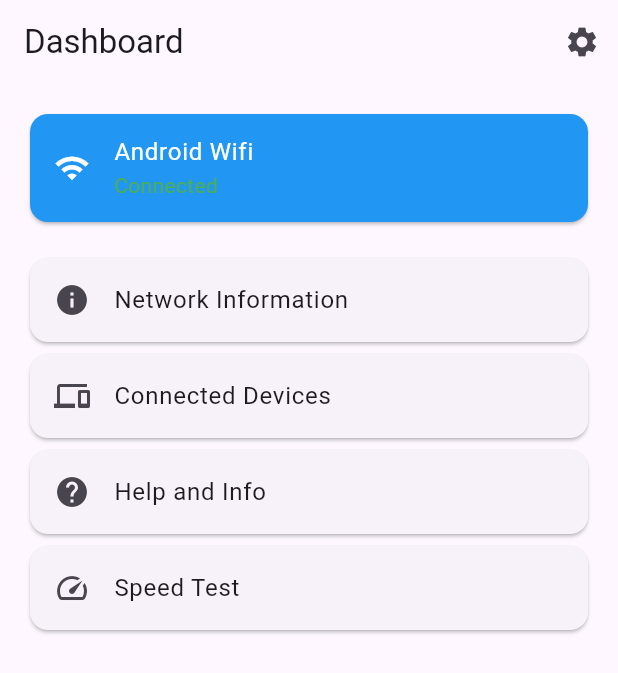
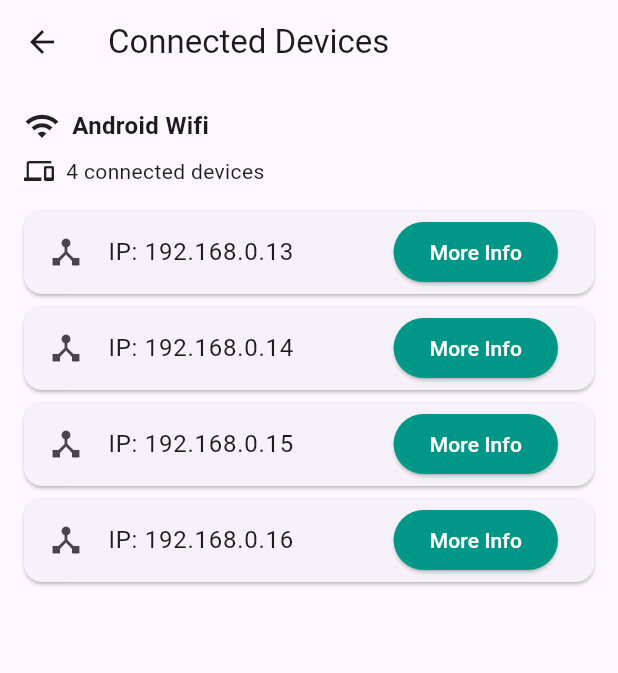
Before and after one commit to elij35/WiFiGuard, a Flutter app: the screen it shows after launch, after a tap on "Connected Devices", on a phone screen of 412 x 824 dp. Shown: the top 673 px of the screen. Run offline on Flutter 3.47's test engine with Material 3 defaults, Android fonts, the phone set to English and light mode, and no system bars.

Commit message:
Front end for connected devices screen done

```diff
--- a/wifiguard_flutter/lib/screens/connected_devices/connected_devices.dart
+++ b/wifiguard_flutter/lib/screens/connected_devices/connected_devices.dart
@@ -0,0 +1,87 @@
+import 'package:flutter/material.dart';
+
+class ConnectedDevicesScreen extends StatefulWidget {
+  const ConnectedDevicesScreen({super.key});
+
+  @override
+  ConnectedDevicesScreenState createState() => ConnectedDevicesScreenState();
+}
+
+class ConnectedDevicesScreenState extends State<ConnectedDevicesScreen> {
+  @override
+  Widget build(BuildContext context) {
+    // Front end hard coded IP Addresses to show how it will look once backend is created
+    final List<Map<String, String>> connectedDevices = [
+      {'ip': '192.168.0.13'},
+      {'ip': '192.168.0.14'},
+      {'ip': '192.168.0.15'},
+      {'ip': '192.168.0.16'},
+    ];
+
+    return Scaffold(
+      appBar: AppBar(
+        title: const Text('Connected Devices'),
+      ),
+      body: Padding(
+        padding: const EdgeInsets.all(16.0),
+        child: Column(
+          crossAxisAlignment: CrossAxisAlignment.start,
+          children: [
+            // Header information about the Wi-Fi the user is currently connected to
+            Row(
+              children: const [
+                Icon(Icons.wifi, size: 24),
+                SizedBox(width: 8),
+                Text(
+                  'Android Wifi',
+                  style: TextStyle(fontSize: 16, fontWeight: FontWeight.bold),
+                ),
+              ],
+            ),
+            const SizedBox(height: 8),
+            Row(
+              children: const [
+                Icon(Icons.devices, size: 20),
+                SizedBox(width: 8),
+                Text(
+                  '4 connected devices',
+                  style: TextStyle(fontSize: 14),
+                ),
+              ],
+            ),
+            const SizedBox(height: 16),
+            // List of connected devices on the network
+            Expanded(
+              child: ListView.builder(
+                itemCount: connectedDevices.length,
+                itemBuilder: (context, index) {
+                  final device = connectedDevices[index];
+                  return Card(
+                    margin: const EdgeInsets.only(bottom: 8.0),
+                    child: ListTile(
+                      leading: const Icon(Icons.device_hub),
+                      title: Text(
+                        'IP: ${device['ip']}',
+                        style: const TextStyle(fontSize: 16),
+                      ),
+                      trailing: ElevatedButton(
+                        onPressed: () {
+                          // Here it will navigate to the specific device the user clicks on to more info
+                        },
+                        style: ElevatedButton.styleFrom(
+                          backgroundColor: Colors.teal,
+                          foregroundColor: Colors.white,
+                        ),
+                        child: const Text('More Info'),
+                      ),
+                    ),
+                  );
+                },
+              ),
+            ),
+          ],
+        ),
+      ),
+    );
+  }
+}
--- a/wifiguard_flutter/lib/screens/dashboard/dashboard.dart
+++ b/wifiguard_flutter/lib/screens/dashboard/dashboard.dart
@@ -1,7 +1,9 @@
 import 'package:flutter/material.dart';
+import 'package:guard/screens/connected_devices/connected_devices.dart';
+import 'package:guard/screens/help_and_guidance/help_and_info.dart';
+import 'package:guard/screens/network_info/network_info.dart';
+import 'package:guard/screens/settings/settings.dart';
 import 'package:guard/widgets/tile_builder.dart';
-import 'package:guard/screens/settings/settings.dart';
-import 'package:guard/screens/help_and_guidance/help_and_info.dart';
 
 class DashboardScreen extends StatelessWidget {
   const DashboardScreen({super.key});
@@ -50,13 +52,27 @@
               context,
               label: 'Network Information',
               icon: Icons.info,
-              onTap: () {},
+              onTap: () {
+                Navigator.push(
+                  context,
+                  MaterialPageRoute(
+                    builder: (context) => const NetworkInfoScreen(),
+                  ),
+                );
+              },
             ),
             buildDashboardButton(
               context,
               label: 'Connected Devices',
               icon: Icons.devices,
-              onTap: () {},
+              onTap: () {
+                Navigator.push(
+                  context,
+                  MaterialPageRoute(
+                    builder: (context) => const ConnectedDevicesScreen(),
+                  ),
+                );
+              },
             ),
             buildDashboardButton(
               context,
```
